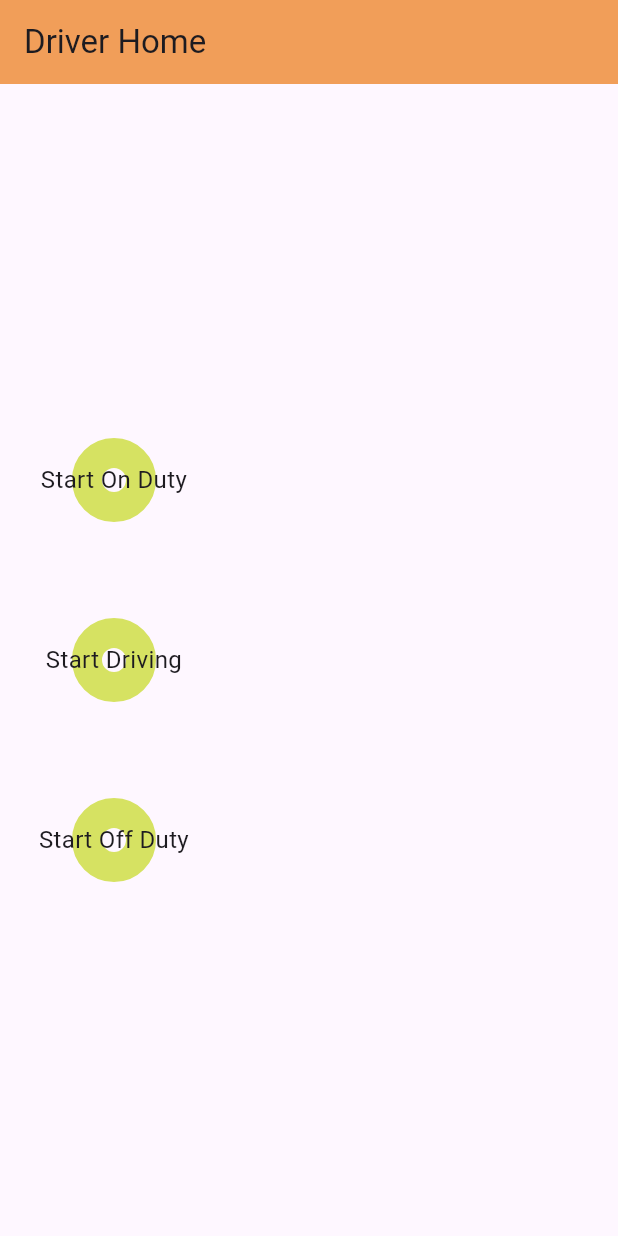
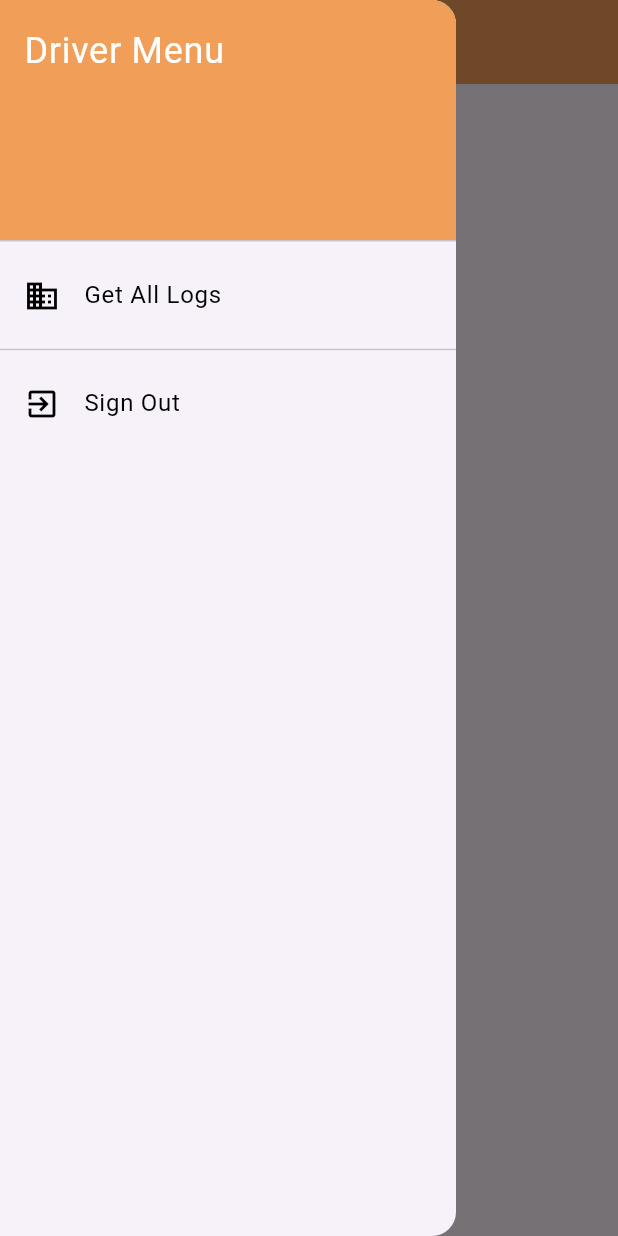
Before and after one commit to mfortelnyy/truckproFlutter, a Flutter app: the DriverHomeView screen opened directly with empty values, with the side drawer open (before the commit the screen has no drawer), on a phone screen of 412 x 824 dp. Run offline on Flutter 3.47's test engine with Material 3 defaults, Android fonts, the phone set to English and light mode, and no system bars; our stand-ins replace file_picker, image_picker, jwt_decoder; network calls fail.

Commit message:
Update driver_home_page.dart

```diff
--- a/truckpro/lib/views/driver_home_page.dart
+++ b/truckpro/lib/views/driver_home_page.dart
@@ -1,13 +1,15 @@
 import 'package:flutter/material.dart';
-import 'package:truckpro/models/log_entry_type.dart';
 import 'package:truckpro/utils/driver_api_service.dart';
+import 'package:truckpro/views/logs_view.dart';
 import 'package:truckpro/views/upload_photos_view.dart';
 import '../models/log_entry.dart';
+import 'test_view.dart';
+import 'user_signin_page.dart';
 
 class DriverHomeView extends StatefulWidget {
   final String token;
 
-  DriverHomeView({required this.token});
+  DriverHomeView({super.key, required this.token});
 
   late DriverApiService driverApiService = DriverApiService(token: token);
 
@@ -59,12 +61,13 @@ class _DriverHomeViewState extends State<DriverHomeView> {
       });
 
     }
+    return null;
   }
 
   void toggleOnDutyLog() {
     setState(() {
       if (onDutyLog == null) {
-        if(offDutyLog !=null && DateTime.now().difference(offDutyLog!.startTime)>Duration(hours: 10))
+        if(offDutyLog !=null && DateTime.now().difference(offDutyLog!.startTime)>const Duration(hours: 10))
         {
           widget.driverApiService.createOnDutyLog();
         _fetchLogEntries();
@@ -89,7 +92,7 @@ class _DriverHomeViewState extends State<DriverHomeView> {
           Navigator.push(
             context,
             MaterialPageRoute(
-              builder: (context) => UploadPhotosScreen(token: widget.token,) //callback: _fetchLogEntries(); ),
+              builder: (context) => UploadPhotosScreen(token: widget.token)
             ),
           );
 
@@ -118,7 +121,7 @@ class _DriverHomeViewState extends State<DriverHomeView> {
 
   Duration _calculateElapsedTime(LogEntry? logEntry) {
     if (logEntry?.startTime != null) {
-      return DateTime.now().difference(logEntry!.startTime!);
+      return DateTime.now().difference(logEntry!.startTime);
     }
     return Duration.zero;
   }
@@ -148,7 +151,7 @@ class _DriverHomeViewState extends State<DriverHomeView> {
 
     return GestureDetector(
       onTap: () => toggleLog(),
-      child: Container(
+      child: SizedBox(
         width: 120,
         height: 120,
         child: Stack(
@@ -157,14 +160,14 @@ class _DriverHomeViewState extends State<DriverHomeView> {
             CircularProgressIndicator(
               value: progress > 1 ? 1 : progress,
               strokeWidth: 20.0,
-              backgroundColor: Color.fromARGB(255, 214, 226, 98),
-              valueColor: AlwaysStoppedAnimation<Color>(Colors.blue),
+              backgroundColor: const Color.fromARGB(255, 214, 226, 98),
+              valueColor: const AlwaysStoppedAnimation<Color>(Colors.blue),
             ),
             Center(
               child: Text(
                 buttonText,
                 textAlign: TextAlign.center,
-                style: TextStyle(fontSize: 16),
+                style: const TextStyle(fontSize: 16),
               ),
             ),
           ],
@@ -173,17 +176,18 @@ class _DriverHomeViewState extends State<DriverHomeView> {
     );
   }
 
-    Widget build(BuildContext context) {
+    @override
+  Widget build(BuildContext context) {
     return Scaffold(
       appBar: AppBar(
-        title: Text('Driver Home'),
+        title: const Text('Driver Home'),
         backgroundColor: const Color.fromARGB(255, 241, 158, 89),
       ),
-
+      drawer: _buildDrawer(context),
       body: Padding(
         padding: const EdgeInsets.all(16.0),
         child: isLoading
-            ? Center(child: CircularProgressIndicator())
+            ? const Center(child: CircularProgressIndicator())
             : Column(
                 mainAxisAlignment: MainAxisAlignment.spaceEvenly,
                 children: [
@@ -202,4 +206,48 @@ class _DriverHomeViewState extends State<DriverHomeView> {
       ),
     );
   }
+
+  Widget _buildDrawer(BuildContext context) {
+    return Drawer(
+      child: ListView(
+        padding: EdgeInsets.zero,
+        children: <Widget>[
+          const DrawerHeader(
+            decoration: BoxDecoration(
+              color: Color.fromARGB(255, 241, 158, 89),
+            ),
+            child: Text('Driver Menu', style: TextStyle(color: Colors.white, fontSize: 24)),
+          ),
+          ListTile(
+            leading: const Icon(Icons.business, color: Colors.black), // Black icons
+            title: const Text('Get All Logs', style: TextStyle(color: Colors.black)),
+            onTap: () {
+              var logs = widget.driverApiService.fetchAllLogs();
+              Navigator.push(
+                context,
+                MaterialPageRoute(
+                  builder: (context) => LogsView(token: widget.token,logsFuture: logs,),
+                ),
+              );
+            },
+          ),
+          const Divider(),
+          ListTile(
+            leading: const Icon(Icons.exit_to_app, color: Colors.black),
+            title: const Text('Sign Out', style: TextStyle(color: Colors.black)),
+            onTap: () {
+              Navigator.pop(context);
+              Navigator.push(
+                context,
+                MaterialPageRoute(
+                  builder: (context) => const SignInPage()
+                ),
+              );
+            },
+          ),
+        ],
+      ),
+    );
+  }
+
 }
```
